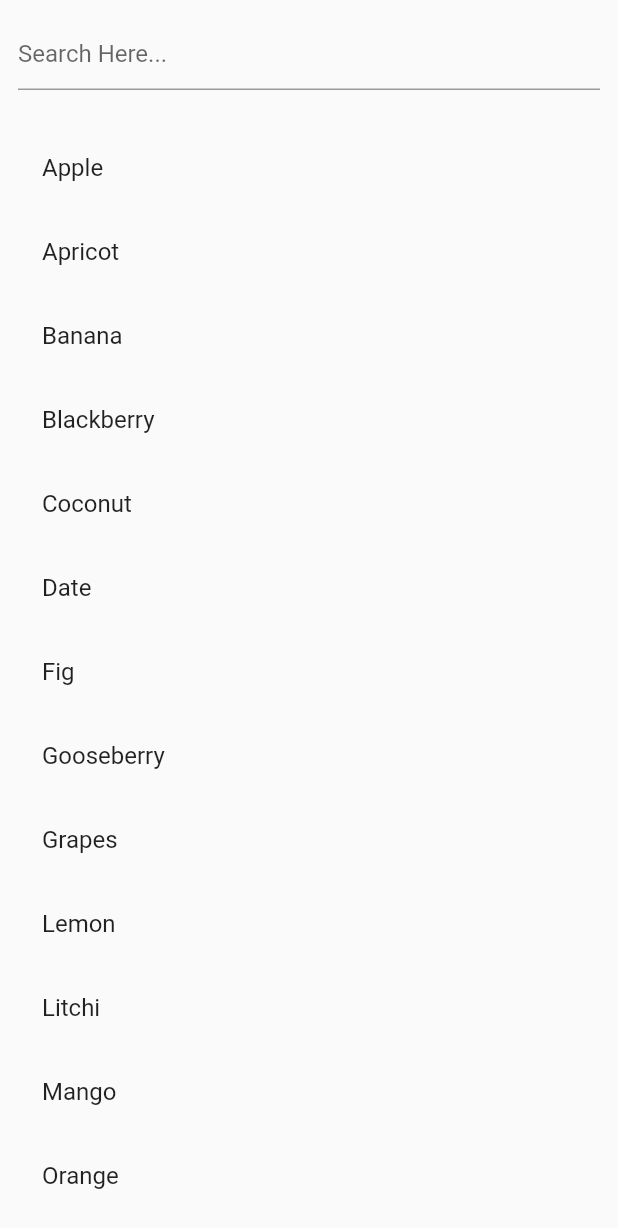
After one commit to otaviohenrique1/lista_produtos, a Flutter app: the ListSearch screen opened directly, on a phone screen of 412 x 824 dp. The commit adds this screen. Shown: the top 1228 px of the screen. Run offline on Flutter 3.47's test engine with Material 2 defaults, Android fonts, the phone set to English and light mode, and no system bars; our stand-ins replace flutter_slidable, sqflite; accounts and stored records are empty.

Commit message:
Commit 5 dos arquivos

```diff
--- a/lib/pages/home_page.dart
+++ b/lib/pages/home_page.dart
@@ -3,7 +3,7 @@ import 'package:sqflite/sqflite.dart';
 import '../utils/connection.dart';
 import './form_page.dart';
 import './lista_produtos.dart';
-import './teste_lista.dart';
+// import './teste_lista.dart';
 
 class HomePage extends StatefulWidget {
   HomePage({Key key, this.title}) : super(key: key);
--- /dev/null
+++ b/lib/pages/teste_lista.dart
@@ -0,0 +1,82 @@
+import 'package:flutter/material.dart';
+
+class TesteLista extends StatelessWidget {
+  @override
+  Widget build(BuildContext context) {
+    return MaterialApp(
+        home: Scaffold(
+            appBar: AppBar(title: Text('Flutter Apply Search on ListView')),
+            body: Center(child: ListSearch())));
+  }
+}
+
+class ListSearch extends StatefulWidget {
+  ListSearchState createState() => ListSearchState();
+}
+
+class ListSearchState extends State<ListSearch> {
+  TextEditingController _textController = TextEditingController();
+
+  static List<String> mainDataList = [
+    "Apple",
+    "Apricot",
+    "Banana",
+    "Blackberry",
+    "Coconut",
+    "Date",
+    "Fig",
+    "Gooseberry",
+    "Grapes",
+    "Lemon",
+    "Litchi",
+    "Mango",
+    "Orange",
+    "Papaya",
+    "Peach",
+    "Pineapple",
+    "Pomegranate",
+    "Starfruit"
+  ];
+
+  // Copy Main List into New List.
+  List<String> newDataList = List.from(mainDataList);
+
+  onItemChanged(String value) {
+    setState(() {
+      newDataList = mainDataList
+          .where((string) => string.toLowerCase().contains(value.toLowerCase()))
+          .toList();
+    });
+  }
+
+  @override
+  Widget build(BuildContext context) {
+    return Scaffold(
+      body: Column(
+        children: <Widget>[
+          Padding(
+            padding: const EdgeInsets.all(12.0),
+            child: TextField(
+              controller: _textController,
+              decoration: InputDecoration(
+                hintText: 'Search Here...',
+              ),
+              onChanged: onItemChanged,
+            ),
+          ),
+          Expanded(
+            child: ListView(
+              padding: EdgeInsets.all(12.0),
+              children: newDataList.map((data) {
+                return ListTile(
+                  title: Text(data),
+                  onTap: () => print(data),
+                );
+              }).toList(),
+            ),
+          )
+        ],
+      ),
+    );
+  }
+}
```
Also changed, not shown: lib/pages/form_page2.dart (added, +126 -0 lines).
